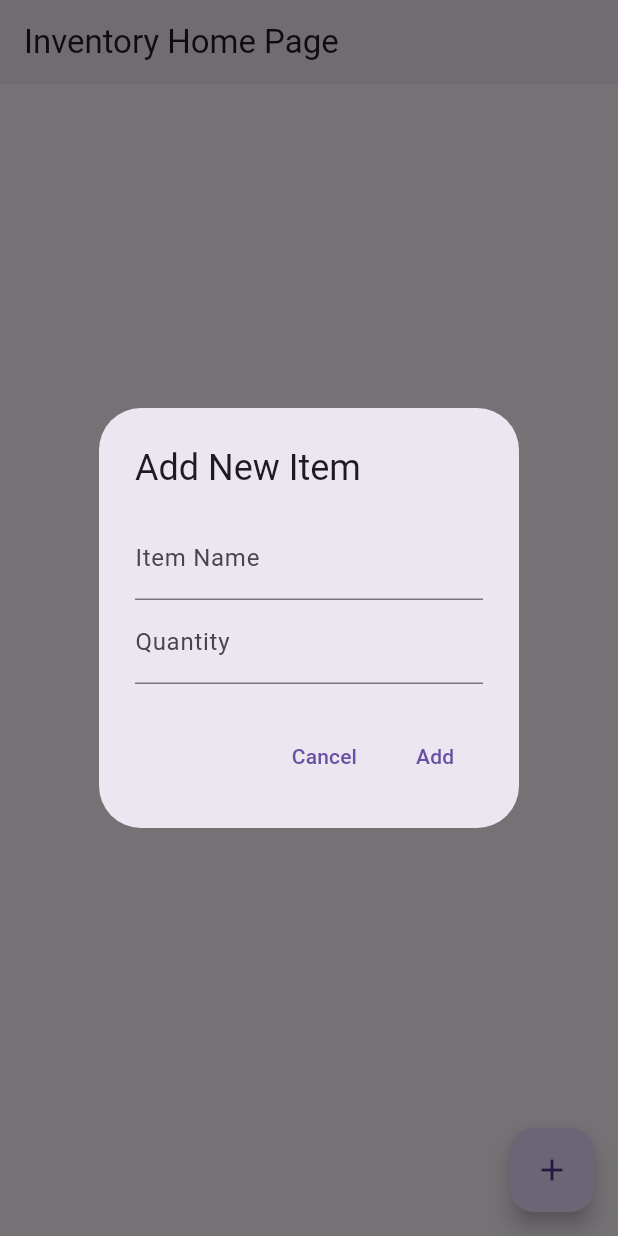
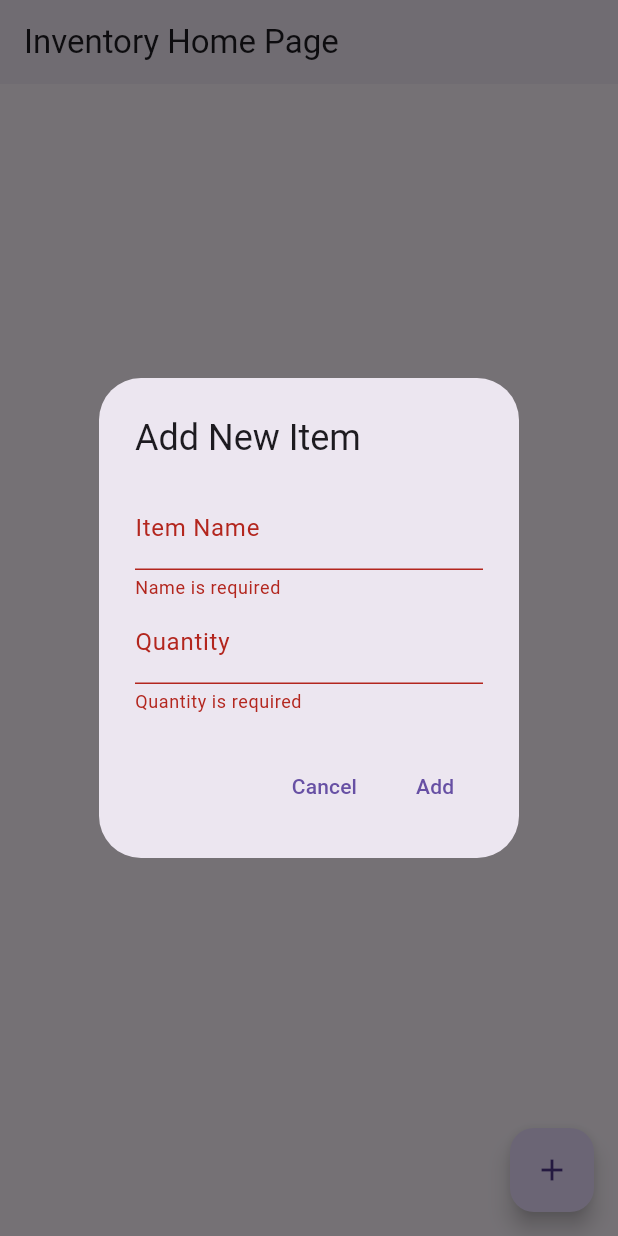
Before and after one commit to Mclovin7291/Inventory-Management-App, a Flutter app: the screen it shows after launch, after a tap on the "add" icon, on a phone screen of 412 x 824 dp. Run offline on Flutter 3.47's test engine with Material 3 defaults, Android fonts, the phone set to English and light mode, and no system bars; our stand-ins replace cloud_firestore, firebase_core; accounts and stored records are empty.

Commit message:
couldnt get it to work but what i have

```diff
--- a/lib/main.dart
+++ b/lib/main.dart
@@ -34,6 +34,8 @@ class _InventoryHomePageState extends State<InventoryHomePage> {
   final FirebaseFirestore _firestore = FirebaseFirestore.instance;
   final TextEditingController _nameController = TextEditingController();
   final TextEditingController _quantityController = TextEditingController();
+  String? _editingItemId;
+  bool _isLoading = false;
 
   @override
   void dispose() {
@@ -42,44 +44,125 @@ class _InventoryHomePageState extends State<InventoryHomePage> {
     super.dispose();
   }
 
-  Future<void> _addItem() async {
+  void _resetForm() {
+    _nameController.clear();
+    _quantityController.clear();
+    _editingItemId = null;
+  }
+
+  Future<void> _showItemDialog({String? itemId, Map<String, dynamic>? itemData}) async {
+    if (itemData != null) {
+      _nameController.text = itemData['name'] ?? '';
+      _quantityController.text = itemData['quantity']?.toString() ?? '';
+      _editingItemId = itemId;
+    } else {
+      _resetForm();
+    }
+
     return showDialog(
       context: context,
       builder: (context) => AlertDialog(
-        title: Text('Add New Item'),
+        title: Text(_editingItemId != null ? 'Edit Item' : 'Add New Item'),
         content: Column(
           mainAxisSize: MainAxisSize.min,
           children: [
             TextField(
               controller: _nameController,
-              decoration: InputDecoration(labelText: 'Item Name'),
+              decoration: InputDecoration(
+                labelText: 'Item Name',
+                errorText: _nameController.text.isEmpty ? 'Name is required' : null,
+              ),
             ),
             TextField(
               controller: _quantityController,
-              decoration: InputDecoration(labelText: 'Quantity'),
+              decoration: InputDecoration(
+                labelText: 'Quantity',
+                errorText: _quantityController.text.isEmpty ? 'Quantity is required' : null,
+              ),
               keyboardType: TextInputType.number,
             ),
           ],
         ),
         actions: [
           TextButton(
-            onPressed: () => Navigator.pop(context),
+            onPressed: () {
+              _resetForm();
+              Navigator.pop(context);
+            },
             child: Text('Cancel'),
           ),
           TextButton(
             onPressed: () async {
               if (_nameController.text.isNotEmpty && _quantityController.text.isNotEmpty) {
-                await _firestore.collection('inventory').add({
+                try {
+                  setState(() => _isLoading = true);
+
+                  final itemData = {
                     'name': _nameController.text,
                     'quantity': int.parse(_quantityController.text),
                     'timestamp': FieldValue.serverTimestamp(),
-                });
-                _nameController.clear();
-                _quantityController.clear();
+                  };
+
+                  if (_editingItemId != null) {
+                    await _firestore.collection('inventory').doc(_editingItemId).update(itemData);
+                  } else {
+                    await _firestore.collection('inventory').add(itemData);
+                  }
+
+                  _resetForm();
                   Navigator.pop(context);
+                } catch (e) {
+                  ScaffoldMessenger.of(context).showSnackBar(
+                    SnackBar(content: Text('Error: ${e.toString()}')),
+                  );
+                } finally {
+                  setState(() => _isLoading = false);
+                }
               }
             },
-            child: Text('Add'),
+            child: _isLoading
+              ? SizedBox(
+                  width: 20,
+                  height: 20,
+                  child: CircularProgressIndicator(strokeWidth: 2),
+                )
+              : Text(_editingItemId != null ? 'Update' : 'Add'),
+          ),
+        ],
+      ),
+    );
+  }
+
+  Future<void> _deleteItem(String itemId) async {
+    try {
+      setState(() => _isLoading = true);
+      await _firestore.collection('inventory').doc(itemId).delete();
+    } catch (e) {
+      ScaffoldMessenger.of(context).showSnackBar(
+        SnackBar(content: Text('Error deleting item: ${e.toString()}')),
+      );
+    } finally {
+      setState(() => _isLoading = false);
+    }
+  }
+
+  Future<void> _confirmDelete(String itemId) async {
+    return showDialog(
+      context: context,
+      builder: (context) => AlertDialog(
+        title: Text('Confirm Delete'),
+        content: Text('Are you sure you want to delete this item?'),
+        actions: [
+          TextButton(
+            onPressed: () => Navigator.pop(context),
+            child: Text('Cancel'),
+          ),
+          TextButton(
+            onPressed: () {
+              Navigator.pop(context);
+              _deleteItem(itemId);
+            },
+            child: Text('Delete'),
           ),
         ],
       ),
@@ -97,7 +180,21 @@ class _InventoryHomePageState extends State<InventoryHomePage> {
         stream: _firestore.collection('inventory').orderBy('timestamp', descending: true).snapshots(),
         builder: (context, snapshot) {
           if (snapshot.hasError) {
-            return Center(child: Text('Error: ${snapshot.error}'));
+            return Center(
+              child: Column(
+                mainAxisAlignment: MainAxisAlignment.center,
+                children: [
+                  Icon(Icons.error_outline, color: Colors.red, size: 48),
+                  SizedBox(height: 16),
+                  Text('Error: ${snapshot.error}'),
+                  SizedBox(height: 16),
+                  ElevatedButton(
+                    onPressed: () => setState(() {}),
+                    child: Text('Retry'),
+                  ),
+                ],
+              ),
+            );
           }
 
           if (snapshot.connectionState == ConnectionState.waiting) {
@@ -106,16 +203,49 @@ class _InventoryHomePageState extends State<InventoryHomePage> {
 
           final items = snapshot.data?.docs ?? [];
 
+          if (items.isEmpty) {
+            return Center(
+              child: Column(
+                mainAxisAlignment: MainAxisAlignment.center,
+                children: [
+                  Icon(Icons.inventory_2_outlined, size: 48, color: Colors.grey),
+                  SizedBox(height: 16),
+                  Text('No items found'),
+                  SizedBox(height: 16),
+                  ElevatedButton(
+                    onPressed: () => _showItemDialog(),
+                    child: Text('Add First Item'),
+                  ),
+                ],
+              ),
+            );
+          }
+
           return ListView.builder(
             itemCount: items.length,
             itemBuilder: (context, index) {
               final item = items[index].data() as Map<String, dynamic>;
-              return ListTile(
+              return Card(
+                margin: EdgeInsets.symmetric(horizontal: 8, vertical: 4),
+                child: ListTile(
                   title: Text(item['name'] ?? ''),
                   subtitle: Text('Quantity: ${item['quantity']}'),
-                trailing: IconButton(
+                  trailing: Row(
+                    mainAxisSize: MainAxisSize.min,
+                    children: [
+                      IconButton(
+                        icon: Icon(Icons.edit),
+                        onPressed: () => _showItemDialog(
+                          itemId: items[index].id,
+                          itemData: item,
+                        ),
+                      ),
+                      IconButton(
                         icon: Icon(Icons.delete),
-                  onPressed: () => _firestore.collection('inventory').doc(items[index].id).delete(),
+                        onPressed: () => _confirmDelete(items[index].id),
+                      ),
+                    ],
+                  ),
                 ),
               );
             },
@@ -123,7 +253,7 @@ class _InventoryHomePageState extends State<InventoryHomePage> {
         },
       ),
       floatingActionButton: FloatingActionButton(
-        onPressed: _addItem,
+        onPressed: () => _showItemDialog(),
         tooltip: 'Add Item',
         child: Icon(Icons.add),
       ),
```
Also changed, not shown: pubspec.yaml (+7 -5 lines), firebase.json (added), lib/firebase_options.dart (added), pubspec.lock, 8 other files. Lines whose indentation alone changed are shown as unchanged.
